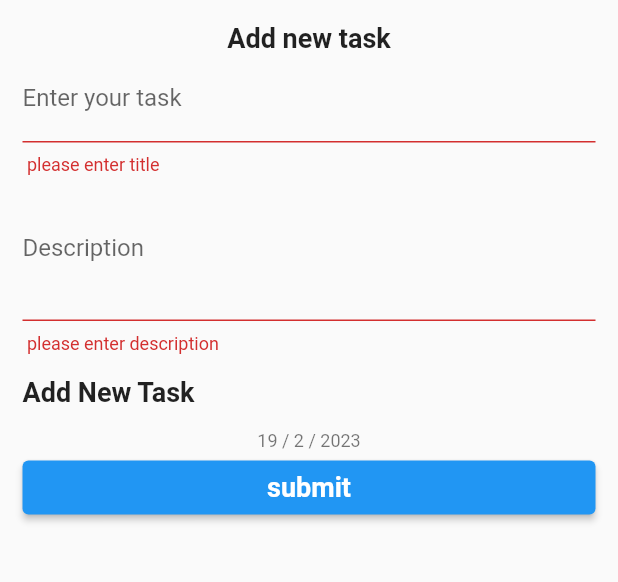
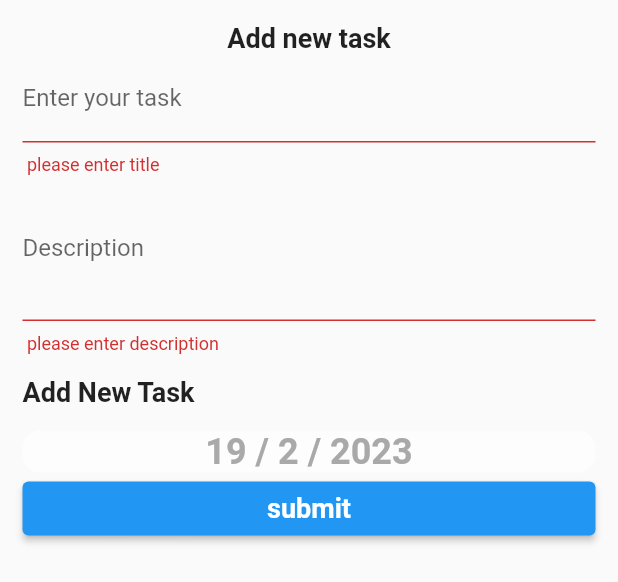
Before and after one commit to abdohabib447/toDo_Application, a Flutter app: the ButtomSheetScreen widget shown alone on an empty page, opened directly, after a tap on "submit", on a phone screen of 412 x 824 dp. Shown: the top 582 px of the screen. Run offline on Flutter 3.47's test engine with Material 2 defaults, Android fonts, the phone set to English and light mode, and no system bars; our stand-ins replace cloud_firestore, firebase_core, table_calendar; accounts and stored records are empty.

Commit message:
complate design my toDo app and i am tired now

```diff
--- /dev/null
+++ b/lib/provider/provider.dart
@@ -0,0 +1,31 @@
+import 'package:cloud_firestore/cloud_firestore.dart';
+import 'package:flutter/material.dart';
+
+import '../ui/constants.dart';
+import '../ui/item_list_model.dart';
+
+class ListProvider extends ChangeNotifier{
+  List<ItemModel> todos = [];
+   DateTime focusedDay = DateTime.now();
+  fetchDataFromFirebase() async {
+    var todoCollection =
+    FirebaseFirestore.instance.collection(ItemModel.toDoName);
+    var data = await todoCollection.get();
+    todos = data.docs.map((items) {
+      var item = items.data();
+      return ItemModel(
+          id: item[idKey],
+          title: item[titleKey],
+          time: DateTime.fromMillisecondsSinceEpoch(item[dateTimeKey]),
+          description: item[desKey],
+          isDone: item[isDoneKey]);
+    }).toList();
+    todos.where((element) {
+      return element.time.year == focusedDay.year &&
+          element.time.month == focusedDay.month &&
+          element.time.day == focusedDay.day ;
+    }
+    );
+    notifyListeners();
+  }
+}
--- /dev/null
+++ b/lib/ui/constants.dart
@@ -0,0 +1,5 @@
+String titleKey ='title';
+String desKey ='description';
+String idKey = 'id';
+String dateTimeKey = 'date time';
+String isDoneKey = 'is done';
--- a/lib/ui/home/menue/buttom_sheet.dart
+++ b/lib/ui/home/menue/buttom_sheet.dart
@@ -1,72 +1,131 @@
+import 'package:cloud_firestore/cloud_firestore.dart';
 import 'package:flutter/material.dart';
+import 'package:provider/provider.dart';
+import 'package:to_do_app/provider/provider.dart';
+import 'package:to_do_app/ui/constants.dart';
+import 'package:to_do_app/ui/item_list_model.dart';
 
 class ButtomSheetScreen extends StatefulWidget {
-
   @override
   State<ButtomSheetScreen> createState() => _ButtomSheetScreenState();
 }
 
 class _ButtomSheetScreenState extends State<ButtomSheetScreen> {
   GlobalKey<FormState> myKey = GlobalKey<FormState>();
+  DateTime currentDate = DateTime.now();
+  String title = '';
+  String description = ' ';
+  late var listProvider;
+
   @override
   Widget build(BuildContext context) {
+     listProvider = Provider.of<ListProvider>(context);
     return Container(
-      padding: EdgeInsets.all(15),
+        padding: const EdgeInsets.all(15),
       child: Form(
-        key: myKey ,
+        key: myKey,
         child: Column(
           crossAxisAlignment: CrossAxisAlignment.stretch,
           children: [
-            Text('Add new task' , style: Theme.of(context).textTheme.bodyMedium,textAlign: TextAlign.center,),
+            Text(
+              'Add new task',
+              style: Theme.of(context).textTheme.bodyMedium,
+              textAlign: TextAlign.center,
+            ),
             TextFormField(
-                 decoration: InputDecoration(
-                   labelText: 'Enter your task'
-                 ),
-              validator: (text){
-                   if(text == null || text.trim().isEmpty){
-                     return ' please enter title';
-                   }
+              decoration: const InputDecoration(labelText: 'Enter your task'),
+              validator: (text) {
+                if (text == null || text.trim().isEmpty) {
+                  return ' please enter title';
+                }
+              },
+              onChanged: (text) {
+                title = text;
               },
             ),
             TextFormField(
               maxLines: 4,
               minLines: 3,
-              decoration: InputDecoration(
-                labelText: 'Description'
-            ),
-              validator: (text){
-                if(text == null || text.trim().isEmpty){
+              decoration: const InputDecoration(labelText: 'Description'),
+              validator: (text) {
+                if (text == null || text.trim().isEmpty) {
                   return ' please enter description';
                 }
-              },),
-            SizedBox(height: 15,),
-            Text('Add New Task' , textAlign: TextAlign.start,),
-            SizedBox(height: 15,),
+              },
+              onChanged: (text) {
+                description = text;
+              },
+            ),
+            const SizedBox(
+              height: 15,
+            ),
+            const Text(
+              'Add New Task',
+              textAlign: TextAlign.start,
+            ),
+            const SizedBox(
+              height: 15,
+            ),
             InkWell(
-              onTap: (){
+              onTap: () {
                 showDataBacker();
               },
-              child: Text('${DateTime.now().day} / ${DateTime.now().month} / ${DateTime.now().year}',
-                textAlign: TextAlign.center,
-              style: Theme.of(context).textTheme.bodySmall,),
+              child: Container(
+                decoration: BoxDecoration(
+                  color: Colors.white54,
+                  borderRadius: BorderRadius.circular(12),
+                ),
+                child: Text(
+                  '${currentDate.day} / ${currentDate.month} / ${currentDate.year}',
+                  textAlign: TextAlign.center,
+                  style: Theme.of(context).textTheme.bodySmall!.copyWith(
+                        fontWeight: FontWeight.bold,
+                        fontSize: 24,
+                        color: Color(0xffA9A9A9),
+                      ),
+                ),
+              ),
             ),
-            ElevatedButton(onPressed: (){
-              myKey.currentState!.validate();
-            },
-                child: Text('submit' , style: Theme.of(context).textTheme.bodyMedium?.copyWith(
-                  color: Colors.white
-                ),)),
-
+            ElevatedButton(
+                onPressed: () {
+                  onSubmit();
+                },
+                child: Text(
+                  'submit',
+                  style: Theme.of(context)
+                      .textTheme
+                      .bodyMedium
+                      ?.copyWith(color: Colors.white),
+                )),
           ],
         ),
       ),
     );
   }
 
-  void showDataBacker() {
-    showDatePicker(context: context,
-        initialDate: DateTime.now(),
-        firstDate: DateTime.now(),
-        lastDate: DateTime.now().add(Duration(days: 365)));
+  void showDataBacker() async {
+    currentDate = await showDatePicker(
+            context: context,
+            initialDate: currentDate,
+            firstDate: DateTime.now(),
+            lastDate: DateTime.now().add(const Duration(days: 365))) ??
+        DateTime.now();
+  }
+
+  void onSubmit() {
+    if (!myKey.currentState!.validate()) return;
+    var todoesCollection =
+        FirebaseFirestore.instance.collection(ItemModel.toDoName);
+    var emptyCollection = todoesCollection.doc();
+    emptyCollection.set({
+      idKey: emptyCollection.id,
+      titleKey: title,
+      desKey: description,
+      dateTimeKey: currentDate.millisecondsSinceEpoch,
+      isDoneKey: false,
+    }).timeout(Duration(milliseconds: 500), onTimeout: () {
+      Navigator.pop(context);
+      listProvider.fetchDataFromFirebase();
+    });
   }
 }
--- a/lib/ui/home/menue/menue_tab.dart
+++ b/lib/ui/home/menue/menue_tab.dart
@@ -1,5 +1,10 @@
+import 'package:cloud_firestore/cloud_firestore.dart';
 import 'package:flutter/material.dart';
+import 'package:provider/provider.dart';
 import 'package:table_calendar/table_calendar.dart';
+import 'package:to_do_app/provider/provider.dart';
+// import 'package:table_calendar/table_calendar.dart';
+import 'package:to_do_app/ui/constants.dart';
 import 'package:to_do_app/ui/item_list_model.dart';
 
 import 'item_list.dart';
@@ -14,18 +19,20 @@ class _MenueTabState extends State<MenueTab> {
 
   DateTime? _selectedDay;
 
-  DateTime?  _focusedDay;
-  CalendarFormat ?_calendarFormat;
+  CalendarFormat? _calendarFormat;
 
   @override
   Widget build(BuildContext context) {
+    var listProvider = Provider.of<ListProvider>(context);
+    if(listProvider.todos.isEmpty){
+     listProvider.fetchDataFromFirebase() ;
+    }
     return Container(
       child: Column(
         children: [
           TableCalendar(
             calendarStyle: CalendarStyle(
               outsideDaysVisible: true,
-
             ),
             //calendarFormat: _calendarFormat,
             onFormatChanged: (format) {
@@ -45,24 +52,25 @@ class _MenueTabState extends State<MenueTab> {
             onDaySelected: (selectedDay, focusedDay) {
               setState(() {
                 _selectedDay = selectedDay;
-            _focusedDay = focusedDay;
+               listProvider. focusedDay= focusedDay;
+               listProvider.fetchDataFromFirebase();
+                setState(() {});
+
               });
             },
-
-
           ),
           Expanded(
             child: ListView.builder(
-          itemBuilder: (_ , index){
-            return Item(ItemModel(title: 'play basketball', time: DateTime.now(),
-                description: '10:30 AM', isDone: false));
+              itemBuilder: (_, index) {
+                return Item(listProvider.todos[index]);
               },
-          itemCount: 10,
+              itemCount:listProvider.todos.length,
             ),
           ),
-
         ],
       ),
     );
   }
+
+
 }
--- a/lib/ui/item_list_model.dart
+++ b/lib/ui/item_list_model.dart
@@ -1,10 +1,18 @@
-class ItemModel{
+class ItemModel {
   String title;
-  DateTime time ;
+  DateTime time;
   String description;
   bool isDone;
+  static String toDoName = 'todoes';
+  String? id;
 
   // ItemModel(this.title, this.time, this.description, this.isDone);
 
-ItemModel({required this.title, required this.time, required this.description, required this.isDone});
+  ItemModel({
+    this.id,
+    required this.title,
+    required this.time,
+    required this.description,
+    required this.isDone,
+  });
 }
--- a/pubspec.yaml
+++ b/pubspec.yaml
@@ -30,12 +30,16 @@ environment:
 dependencies:
   flutter:
     sdk: flutter
+  firebase_core: ^2.6.1
+  cloud_firestore: ^4.4.2
   table_calendar: ^3.0.9
-
+  provider: ^6.0.5
 
   # The following adds the Cupertino Icons font to your application.
   # Use with the CupertinoIcons class for iOS style icons.
   cupertino_icons: ^1.0.2
+  #calendar_timeline: ^1.0.4
+
 
 dev_dependencies:
   flutter_test:
```
Also changed, not shown: lib/main.dart (+16 -2 lines), pubspec.lock, 3 other files. Lines whose indentation alone changed are shown as unchanged.
